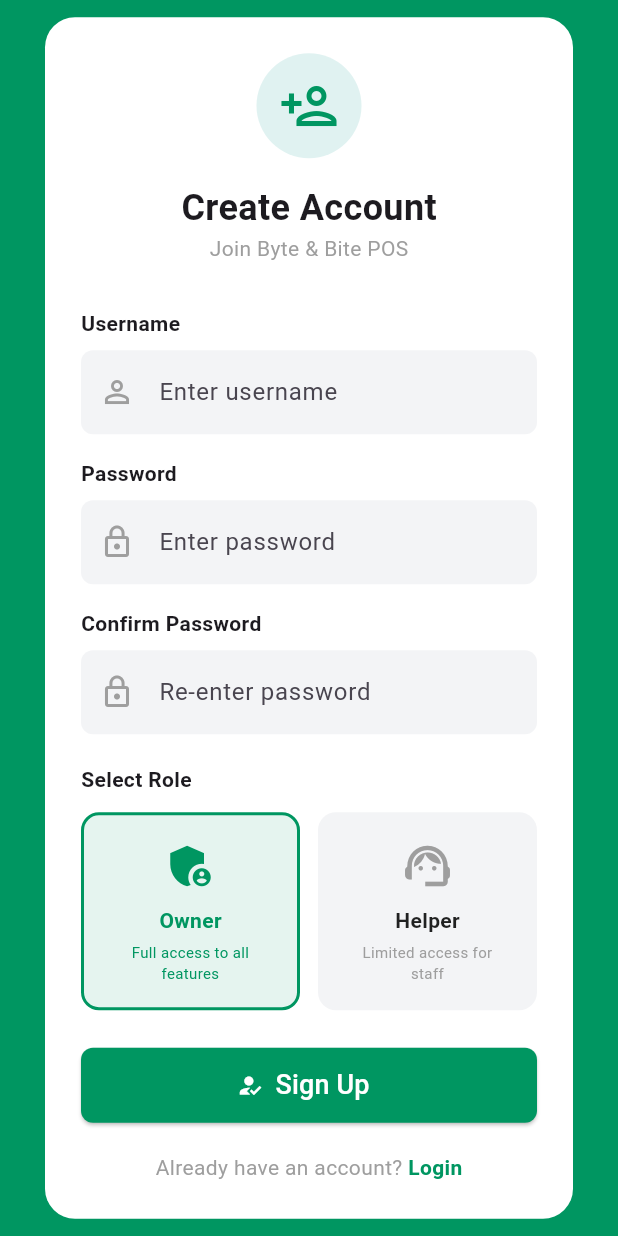
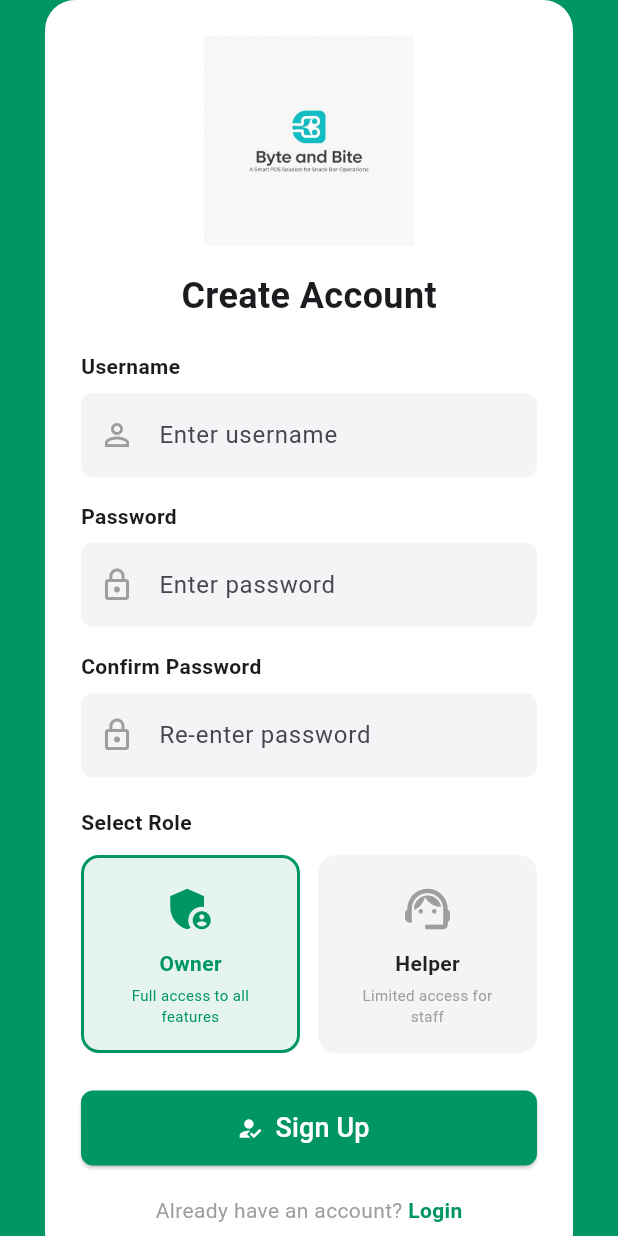
Before and after one commit to jnahMoch/byte_bite, a Flutter app: the screen it shows after launch, after a tap on "Sign Up", on a phone screen of 412 x 824 dp. Run offline on Flutter 3.47's test engine with Material 3 defaults, Android fonts, the phone set to English and light mode, and no system bars.

Commit message:
raven nahuman

```diff
--- a/lib/login_page.dart
+++ b/lib/login_page.dart
@@ -19,8 +19,13 @@ class _LoginPageState extends State<LoginPage> {
 
     // Check against registered users
     if (UserStorage.validateUser(username, password)) {
-      // Navigate to Dashboard and remove Login from the backstack
-      Navigator.pushReplacementNamed(context, '/dashboard');
+      // Get user role and navigate to appropriate dashboard
+      String? role = UserStorage.getUserRole(username);
+      if (role == 'Helper') {
+        Navigator.pushReplacementNamed(context, '/helper-dashboard');
+      } else {
+        Navigator.pushReplacementNamed(context, '/dashboard');
+      }
     } else {
       // Show error if credentials don't match
       ScaffoldMessenger.of(context).showSnackBar(
@@ -48,15 +53,11 @@ class _LoginPageState extends State<LoginPage> {
             child: Column(
               mainAxisSize: MainAxisSize.min,
               children: [
-                const CircleAvatar(
-                  radius: 35,
-                  backgroundColor: Color(0xFFE0F2F1),
-                  child: Icon(Icons.person_outline, size: 40, color: Color(0xFF009661)),
+                Image.asset(
+                  'assets/images/byte and bite logo.jpg',
+                  height: 180,
                 ),
-                const SizedBox(height: 16),
-                const Text('Byte & Bite', style: TextStyle(fontSize: 24, fontWeight: FontWeight.bold)),
-                const Text('Smart POS Solution', style: TextStyle(fontSize: 14, color: Colors.grey)),
-                const SizedBox(height: 30),
+                const SizedBox(height: 20),
 
                 // Username
                 _buildTextField(label: 'Username', hint: 'Enter username', controller: _userController),
--- a/lib/main.dart
+++ b/lib/main.dart
@@ -1,4 +1,5 @@
 import 'package:byte_bite/owner/homepage.dart';
+import 'package:byte_bite/helper/homepage.dart';
 import 'package:flutter/material.dart';
 import 'login_page.dart';
 import 'signup_page.dart';
@@ -25,6 +26,7 @@ class ByteAndBiteApp extends StatelessWidget {
       // Define routes for easy navigation
       routes: {
         '/dashboard': (context) => const POSHomePage(),
+        '/helper-dashboard': (context) => const HelperHomePage(),
         '/login': (context) => const LoginPage(),
         '/signup': (context) => const SignUpPage(),
       },
--- a/lib/signup_page.dart
+++ b/lib/signup_page.dart
@@ -78,15 +78,13 @@ class _SignUpPageState extends State<SignUpPage> {
             child: Column(
               mainAxisSize: MainAxisSize.min,
               children: [
-                const CircleAvatar(
-                  radius: 35,
-                  backgroundColor: Color(0xFFE0F2F1),
-                  child: Icon(Icons.person_add_outlined, size: 40, color: Color(0xFF009661)),
+                Image.asset(
+                  'assets/images/byte and bite logo.jpg',
+                  height: 140,
                 ),
                 const SizedBox(height: 16),
                 const Text('Create Account', style: TextStyle(fontSize: 24, fontWeight: FontWeight.bold)),
-                const Text('Join Byte & Bite POS', style: TextStyle(fontSize: 14, color: Colors.grey)),
-                const SizedBox(height: 30),
+                const SizedBox(height: 20),
 
                 // Username
                 _buildTextField(
```
Also changed, not shown: lib/helper/homepage.dart (added, +132 -0 lines), pubspec.yaml (+3 -4 lines), assets/images/byte and bite logo.jpg (added), assets/images/byte and bite logo.png (added).
